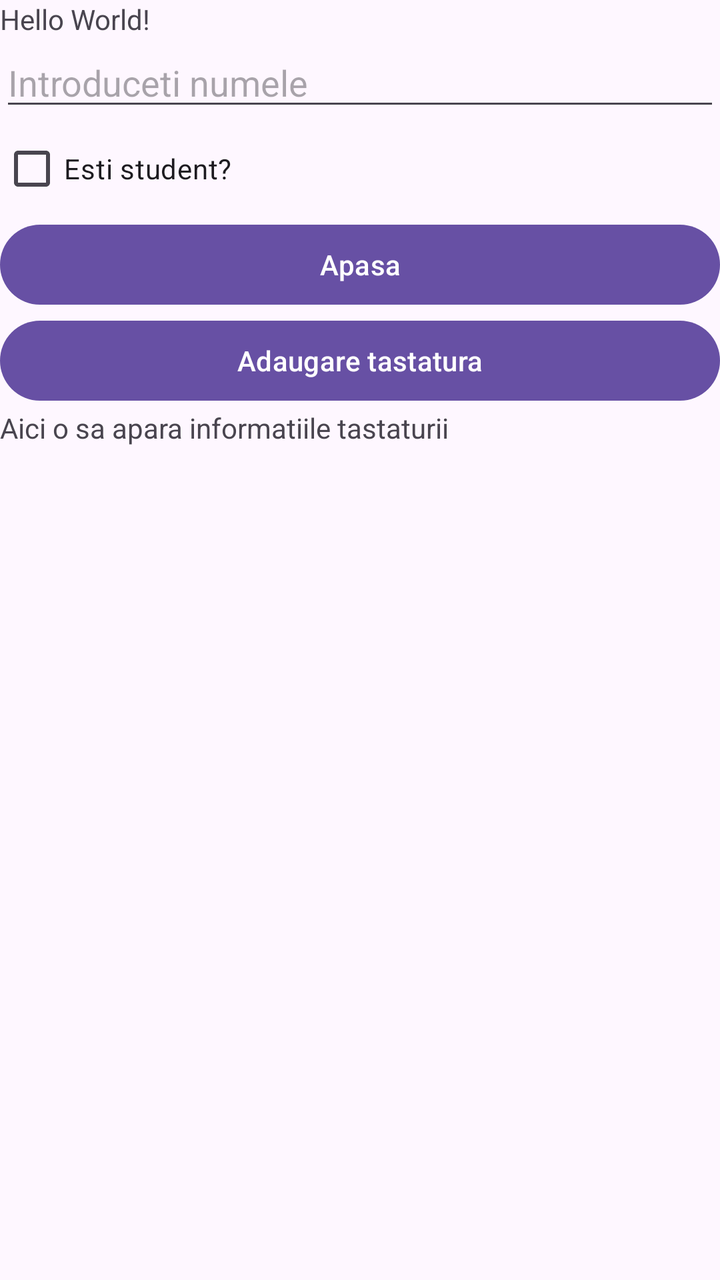
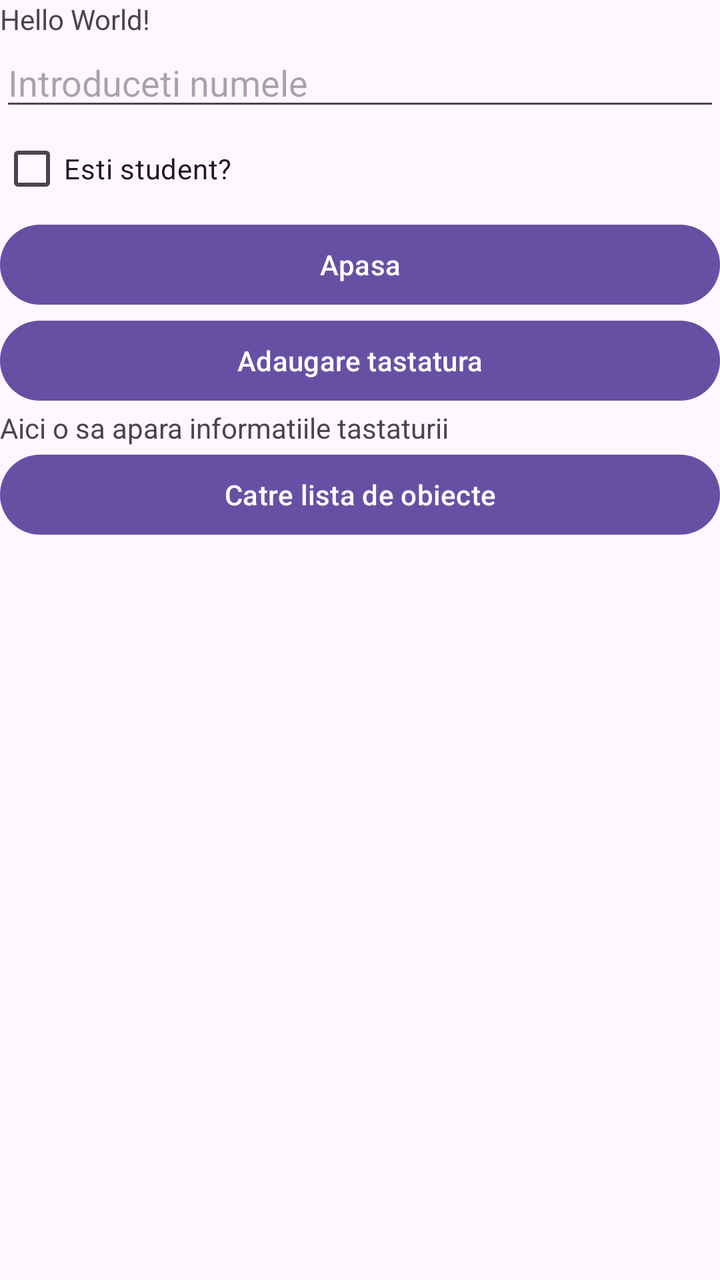

Screens rendered from an Android XML layout before and after an edit, with the pre-edit source and the edit as a unified diff.
<!-- AndroidManifest.xml: application theme Theme.Laborator2 -->
<!-- res/layout/activity_main.xml -->
<?xml version="1.0" encoding="utf-8"?>
<LinearLayout xmlns:android="http://schemas.android.com/apk/res/android"
    xmlns:app="http://schemas.android.com/apk/res-auto"
    xmlns:tools="http://schemas.android.com/tools"
    android:id="@+id/main"
    android:orientation="vertical"
    android:layout_width="match_parent"
    android:layout_height="match_parent"
    tools:context=".MainActivity">

    <TextView
        android:layout_width="wrap_content"
        android:layout_height="wrap_content"
        android:text="Hello World!"
        />

    <EditText
        android:id="@+id/nume_ET"
        android:layout_width="match_parent"
        android:layout_height="wrap_content"
        android:hint="@string/introduceti_numele"
        android:inputType="text"
        />

    <CheckBox
        android:id="@+id/eStudent_CB"
        android:layout_width="match_parent"
        android:layout_height="wrap_content"
        android:text="@string/esti_student"
        />

    <Button
        android:layout_width="match_parent"
        android:layout_height="wrap_content"
        android:text="@string/apasa"
        android:onClick="culegeDate"
        />


    <Button
        android:layout_width="match_parent"
        android:layout_height="wrap_content"
        android:text="@string/adaugare_tastatura"
        android:onClick="recuperareInformatii"
        />

    <TextView
        android:id="@+id/afisareInformatii_TV"
        android:layout_width="match_parent"
        android:layout_height="wrap_content"
        android:text="@string/aici_o_sa_apara_informatiile_tastaturii"
        />

</LinearLayout>
<!-- resources referenced by this layout -->
<resources>
  <string name="adaugare_tastatura">Adaugare tastatura</string>
  <string name="aici_o_sa_apara_informatiile_tastaturii">Aici o sa apara informatiile tastaturii</string>
  <string name="apasa">Apasa</string>
  <string name="esti_student">Esti student?</string>
  <string name="introduceti_numele">Introduceti numele</string>
  <style name="Theme.Laborator2" parent="Base.Theme.Laborator2" />
  <style name="Base.Theme.Laborator2" parent="Theme.Material3.DayNight.NoActionBar">
          
          
      </style>
</resources>

<!-- the commit's change to res/layout/activity_main.xml (unified diff, before → after) -->
@@ -51,4 +51,11 @@
         android:text="@string/aici_o_sa_apara_informatiile_tastaturii"
         />
 
+    <Button
+        android:id="@+id/bttn_deschideActivitateLista"
+        android:layout_width="match_parent"
+        android:layout_height="wrap_content"
+        android:text="@string/catre_lista_de_obiecte"
+        />
+
 </LinearLayout>
<!-- resource entries referenced after the edit -->
@@ -3,6 +3,7 @@
   <string name="adaugare_tastatura">Adaugare tastatura</string>
   <string name="aici_o_sa_apara_informatiile_tastaturii">Aici o sa apara informatiile tastaturii</string>
   <string name="apasa">Apasa</string>
+  <string name="catre_lista_de_obiecte">Catre lista de obiecte</string>
   <string name="esti_student">Esti student?</string>
   <string name="introduceti_numele">Introduceti numele</string>
   <style name="Theme.Laborator2" parent="Base.Theme.Laborator2" />
